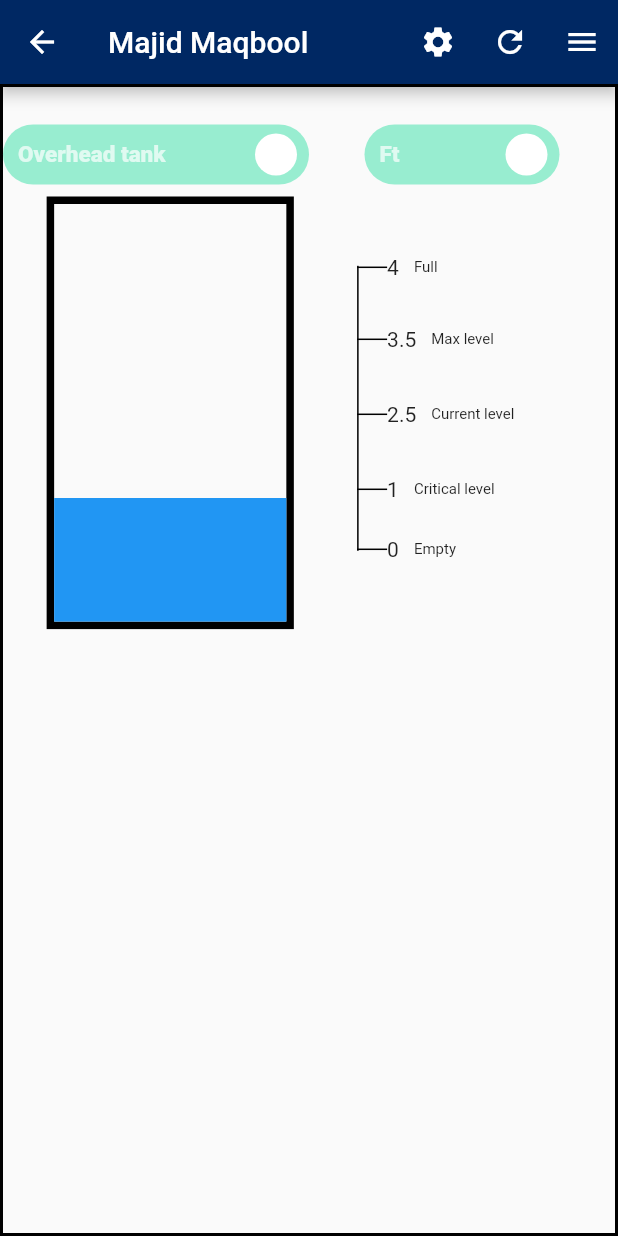
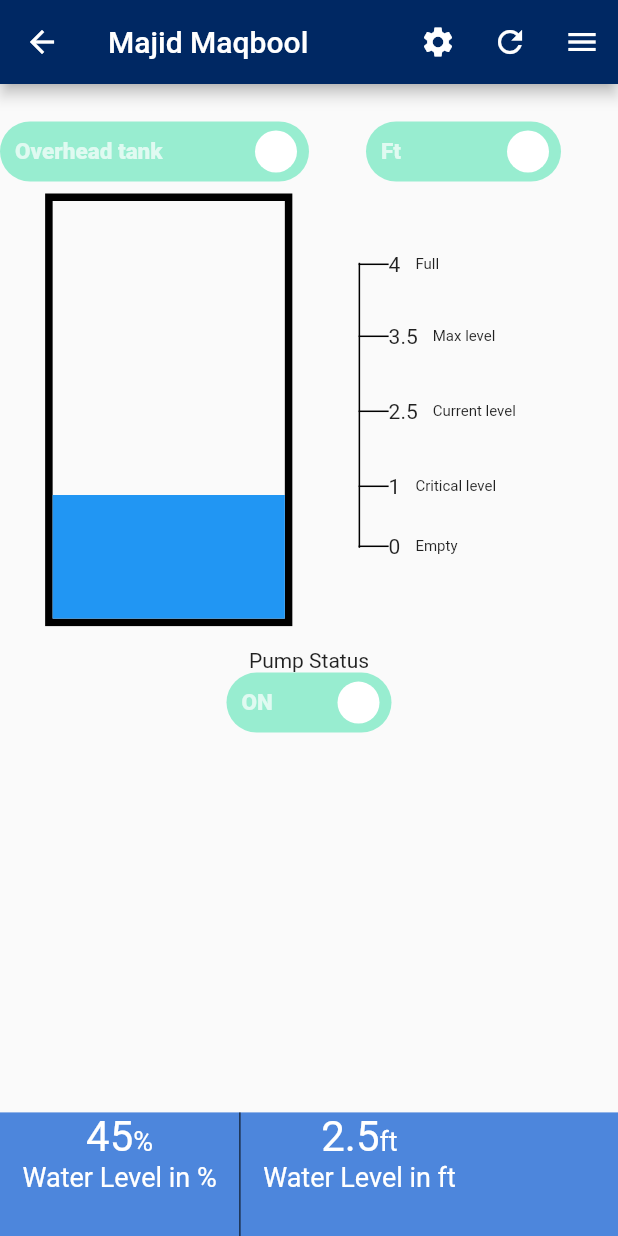
Before and after one commit to SyedOsamaAhmed/Smart-Water-Tank, a Flutter app: the MainScreen screen opened directly, on a phone screen of 412 x 824 dp. Run offline on Flutter 3.47's test engine with Material 2 defaults, Android fonts, the phone set to English and light mode, and no system bars; drawn by our look-alikes of flutter_switch; our stand-ins replace font_awesome_flutter.

Commit message:
working on main screen bottom navigation completed

```diff
--- a/lib/main.dart
+++ b/lib/main.dart
@@ -1,6 +1,5 @@
 import 'package:flutter/material.dart';
-import 'package:smart_water_tank/views/login.dart';
-import 'package:smart_water_tank/views/waterpump_main.dart';
+
 import 'package:smart_water_tank/views/signup.dart';
 
 void main() {
--- a/lib/views/waterpump_main.dart
+++ b/lib/views/waterpump_main.dart
@@ -1,5 +1,6 @@
 import 'package:flutter/material.dart';
 import 'package:flutter_switch/flutter_switch.dart';
+import 'package:smart_water_tank/views/widget/bottom_navigation.dart';
 import 'package:smart_water_tank/views/widget/waterlevel_scale.dart';
 
 class MainScreen extends StatefulWidget {
@@ -10,10 +11,11 @@ class MainScreen extends StatefulWidget {
 }
 
 class _MainScreenState extends State<MainScreen> {
-  bool activeStatusTank = true, activeStatusUnits = true;
+  bool activeStatusTank = true, activeStatusUnits = true, pumpStatus = true;
   @override
   Widget build(BuildContext context) {
     return Scaffold(
+      bottomNavigationBar: const BottomNavigation(),
       appBar: AppBar(
         title: const Text("Majid Maqbool"),
         actions: [
@@ -35,11 +37,9 @@ class _MainScreenState extends State<MainScreen> {
           )
         ],
       ),
-      body: Container(
+      body: SizedBox(
         width: MediaQuery.of(context).size.width,
         height: MediaQuery.of(context).size.height,
-        decoration:
-            BoxDecoration(border: Border.all(width: 2.0, color: Colors.black)),
         child: Column(
           children: [
             Padding(
@@ -118,7 +118,30 @@ class _MainScreenState extends State<MainScreen> {
                   child: Scale(),
                 )
               ],
-            )
+            ),
+            const SizedBox(
+              height: 15,
+            ),
+            const Text("Pump Status"),
+            FlutterSwitch(
+              width: 110.0,
+              height: 40.0,
+              valueFontSize: 15.0,
+              toggleSize: 32.0,
+              value: pumpStatus,
+              borderRadius: 30.0,
+              padding: 6.0,
+              showOnOff: true,
+              activeText: "ON",
+              inactiveText: "OFF",
+              activeColor: const Color(0xFF98EDD0),
+              inactiveColor: const Color(0xFF98EDD0),
+              onToggle: (val) {
+                setState(() {
+                  pumpStatus = val;
+                });
+              },
+            ),
           ],
         ),
       ),
--- /dev/null
+++ b/lib/views/widget/bottom_navigation.dart
@@ -0,0 +1,84 @@
+import 'package:flutter/material.dart';
+
+class BottomNavigation extends StatelessWidget {
+  const BottomNavigation({super.key});
+
+  @override
+  Widget build(BuildContext context) {
+    return Container(
+      width: MediaQuery.of(context).size.width,
+      height: MediaQuery.of(context).size.width * 0.20,
+      decoration: const BoxDecoration(color: Color(0xFF4D86DC)),
+      child: Row(
+        children: [
+          Padding(
+            padding: const EdgeInsets.symmetric(horizontal: 15.0),
+            child: Column(
+              children: const [
+                Text.rich(
+                  TextSpan(
+                      text: "45",
+                      style: TextStyle(
+                        color: Colors.white,
+                        fontWeight: FontWeight.w400,
+                        fontSize: 28,
+                      ),
+                      children: [
+                        TextSpan(
+                            text: "%",
+                            style: TextStyle(
+                              color: Colors.white,
+                              fontWeight: FontWeight.w400,
+                              fontSize: 18,
+                            ))
+                      ]),
+                ),
+                Text("Water Level in %",
+                    style: TextStyle(
+                      color: Colors.white,
+                      fontWeight: FontWeight.w400,
+                      fontSize: 18,
+                    ))
+              ],
+            ),
+          ),
+          const VerticalDivider(
+            width: 1.0,
+            color: Colors.black,
+          ),
+          Padding(
+            padding: const EdgeInsets.symmetric(horizontal: 15.0),
+            child: Column(
+              children: const [
+                Text.rich(
+                  TextSpan(
+                      text: "2.5",
+                      style: TextStyle(
+                        color: Colors.white,
+                        fontWeight: FontWeight.w400,
+                        fontSize: 28,
+                      ),
+                      children: [
+                        TextSpan(
+                            text: "ft",
+                            style: TextStyle(
+                              color: Colors.white,
+                              fontWeight: FontWeight.w400,
+                              fontSize: 18,
+                            ))
+                      ]),
+                ),
+                Text("Water Level in ft",
+                    style: TextStyle(
+                      color: Colors.white,
+                      fontWeight: FontWeight.w400,
+                      fontSize: 18,
+                    ))
+              ],
+            ),
+          ),
+        ],
+      ),
+    );
+  }
+}
--- a/lib/views/widget/waterlevel_scale.dart
+++ b/lib/views/widget/waterlevel_scale.dart
@@ -22,11 +22,11 @@ class Scale extends StatelessWidget {
               width: 20,
               height: 1,
               child: Container(
-                decoration: BoxDecoration(color: Colors.black),
+                decoration: const BoxDecoration(color: Colors.black),
               ),
             ),
-            Text("4"),
-            SizedBox(width: 10),
+            const Text("4"),
+            const SizedBox(width: 10),
             Text(
               "Full",
               style: TextStyle(fontSize: 10),
@@ -42,12 +42,12 @@ class Scale extends StatelessWidget {
               width: 20,
               height: 1,
               child: Container(
-                decoration: BoxDecoration(color: Colors.black),
+                decoration: const BoxDecoration(color: Colors.black),
               ),
             ),
-            Text("3.5"),
-            SizedBox(width: 10),
-            Text(
+            const Text("3.5"),
+            const SizedBox(width: 10),
+            const Text(
               "Max level",
               style: TextStyle(fontSize: 10),
             )
```
